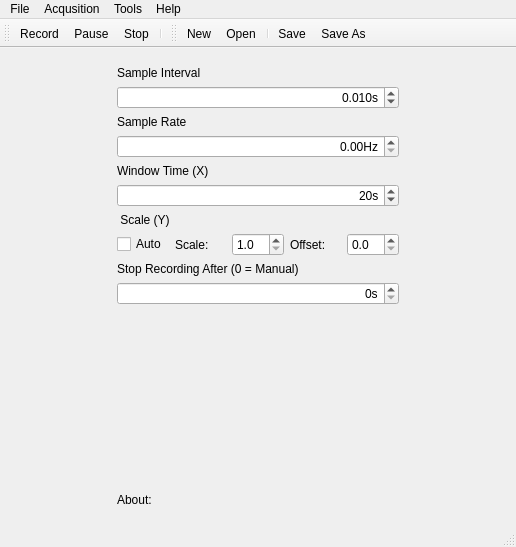
First picture: the form in wavy/mw_wavy.ui, repository dpizetta/wavy, before the edit.
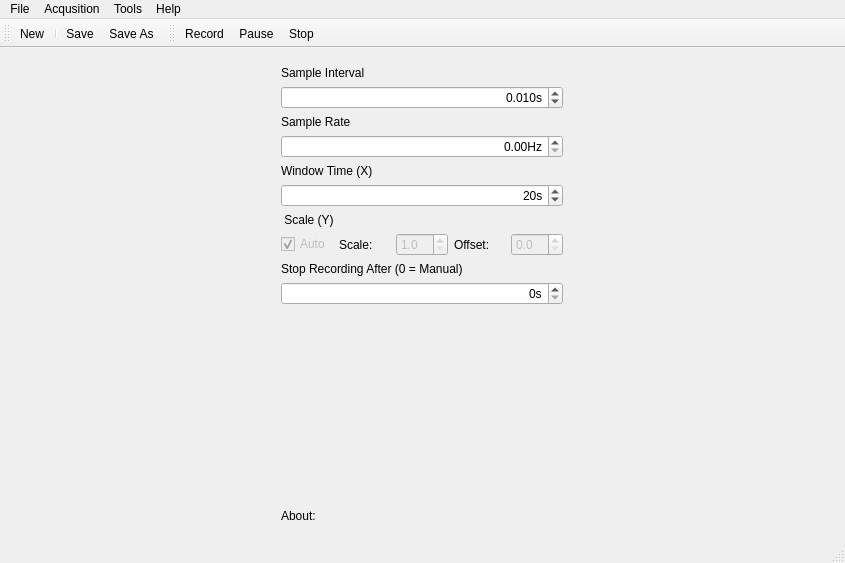
Second picture: the form after the edit. Icons and pictures are not drawn.

Patch:
```diff
--- a/wavy/mw_wavy.ui
+++ b/wavy/mw_wavy.ui
@@ -6,8 +6,8 @@
    <rect>
     <x>0</x>
     <y>0</y>
-    <width>516</width>
-    <height>547</height>
+    <width>845</width>
+    <height>563</height>
    </rect>
   </property>
   <property name="windowTitle">
@@ -18,8 +18,8 @@
     <normaloff>:/icons/images/symbol.png</normaloff>:/icons/images/symbol.png</iconset>
   </property>
   <widget class="QWidget" name="centralwidget">
-   <layout class="QHBoxLayout" name="horizontalLayout">
-    <item>
+   <layout class="QGridLayout" name="gridLayout_2">
+    <item row="0" column="0" rowspan="2">
      <widget class="QWidget" name="widget" native="true">
       <property name="minimumSize">
        <size>
@@ -48,7 +48,10 @@
         </widget>
        </item>
        <item row="7" column="2">
-        <widget class="QDoubleSpinBox" name="doubleSpinBox">
+        <widget class="QDoubleSpinBox" name="doubleSpinBoxScale">
+         <property name="enabled">
+          <bool>false</bool>
+         </property>
          <property name="decimals">
           <number>1</number>
          </property>
@@ -81,14 +84,17 @@
         </widget>
        </item>
        <item row="2" column="0" colspan="5">
-        <widget class="QLabel" name="label">
+        <widget class="QLabel" name="lsbrlSampleRate">
          <property name="text">
           <string>Sample Rate</string>
          </property>
         </widget>
        </item>
        <item row="7" column="4">
-        <widget class="QDoubleSpinBox" name="doubleSpinBox_2">
+        <widget class="QDoubleSpinBox" name="doubleSpinBoxOffset">
+         <property name="enabled">
+          <bool>false</bool>
+         </property>
          <property name="decimals">
           <number>1</number>
          </property>
@@ -133,10 +139,16 @@
         </widget>
        </item>
        <item row="7" column="0">
-        <widget class="QCheckBox" name="checkBox">
+        <widget class="QCheckBox" name="checkBoxAutoScale">
+         <property name="enabled">
+          <bool>false</bool>
+         </property>
          <property name="text">
           <string>Auto</string>
          </property>
+         <property name="checked">
+          <bool>true</bool>
+         </property>
         </widget>
        </item>
        <item row="9" column="0" colspan="5">
@@ -202,7 +214,7 @@
         </widget>
        </item>
        <item row="7" column="1">
-        <widget class="QLabel" name="label_4">
+        <widget class="QLabel" name="label">
          <property name="text">
           <string>Scale:</string>
          </property>
@@ -225,7 +237,7 @@
     <rect>
      <x>0</x>
      <y>0</y>
-     <width>516</width>
+     <width>845</width>
      <height>27</height>
     </rect>
    </property>
@@ -268,21 +280,6 @@
    <addaction name="menuHelp"/>
   </widget>
   <widget class="QStatusBar" name="statusbar"/>
-  <widget class="QToolBar" name="toolBarAcquisition">
-   <property name="windowTitle">
-    <string>toolBar</string>
-   </property>
-   <attribute name="toolBarArea">
-    <enum>TopToolBarArea</enum>
-   </attribute>
-   <attribute name="toolBarBreak">
-    <bool>false</bool>
-   </attribute>
-   <addaction name="actionRecord"/>
-   <addaction name="actionPause"/>
-   <addaction name="actionStop"/>
-   <addaction name="separator"/>
-  </widget>
   <widget class="QToolBar" name="toolBarFile">
    <property name="windowTitle">
     <string>toolBar_2</string>
@@ -294,11 +291,24 @@
     <bool>false</bool>
    </attribute>
    <addaction name="actionNew"/>
-   <addaction name="actionOpen"/>
    <addaction name="separator"/>
    <addaction name="actionSave"/>
    <addaction name="actionSave_As"/>
   </widget>
+  <widget class="QToolBar" name="toolBarAcquisition">
+   <property name="windowTitle">
+    <string>toolBar</string>
+   </property>
+   <attribute name="toolBarArea">
+    <enum>TopToolBarArea</enum>
+   </attribute>
+   <attribute name="toolBarBreak">
+    <bool>false</bool>
+   </attribute>
+   <addaction name="actionRecord"/>
+   <addaction name="actionPause"/>
+   <addaction name="actionStop"/>
+  </widget>
   <action name="actionSave">
    <property name="icon">
     <iconset resource="images/rc_wavy.qrc">
```
Left out of the diff: 9 changed lines with no effect on the pictures.
